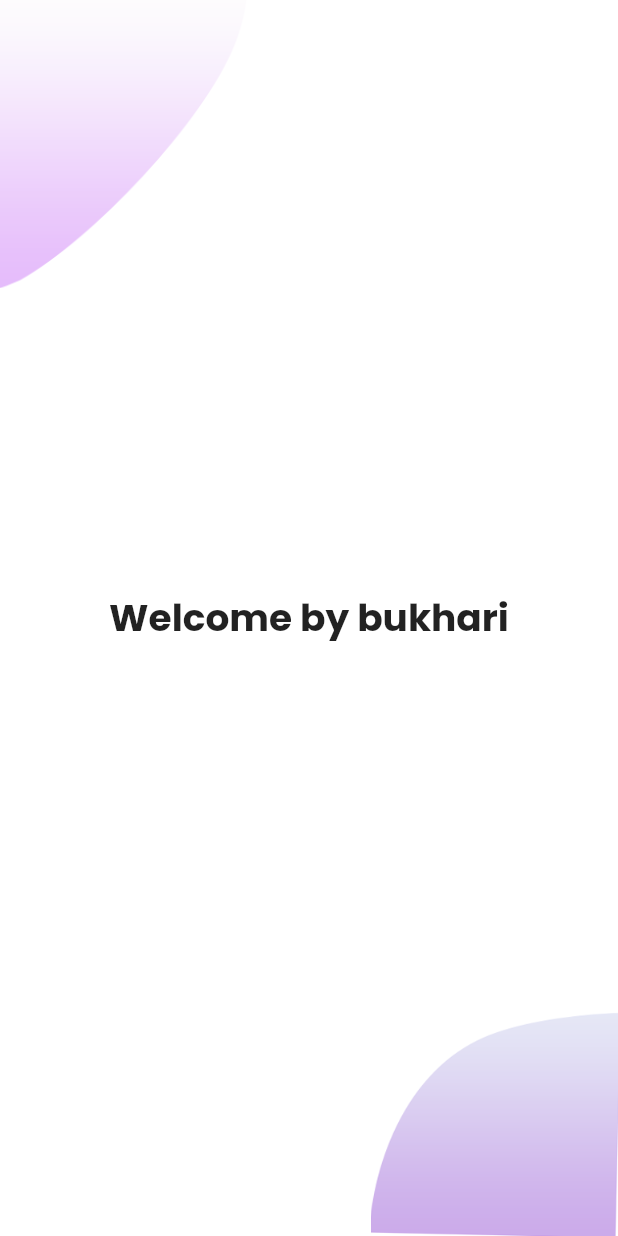
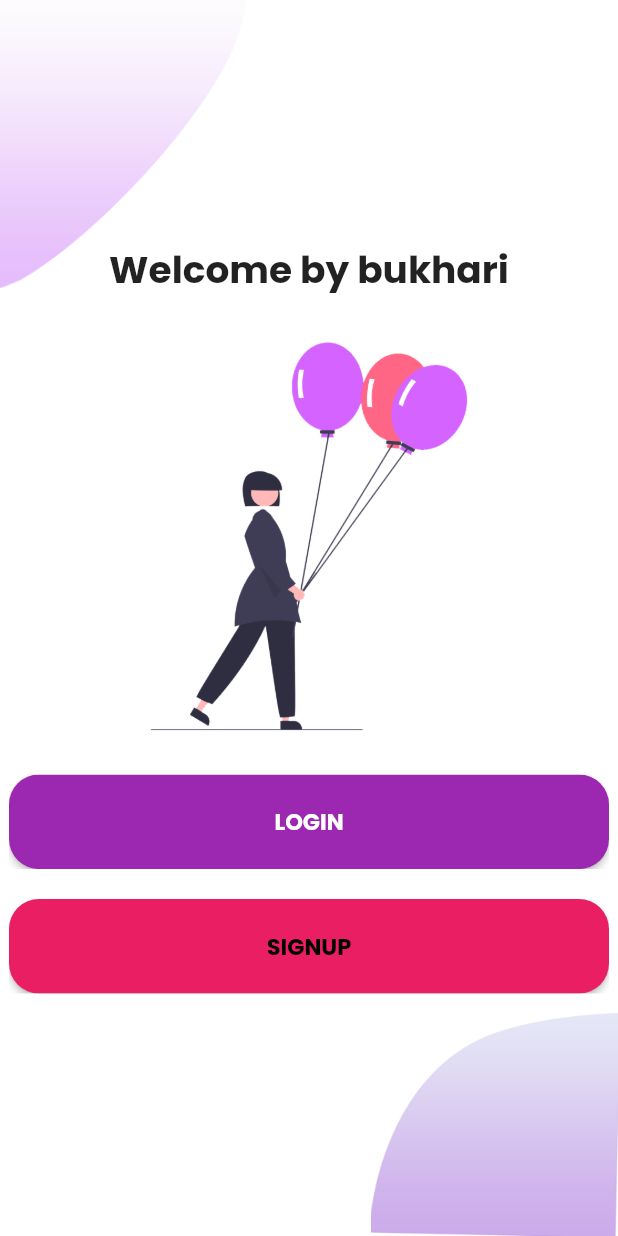
Before and after one commit to alishah514/attendance_management_system, a Flutter app: the screen it shows after launch, on a phone screen of 412 x 824 dp. Run offline on Flutter 3.47's test engine with Material 2 defaults, Android fonts, the phone set to English and light mode, and no system bars; our stand-ins replace google_fonts.

Commit message:
login signup button created day-3 ends

```diff
--- a/lib/view/custom_widget/my_theme.dart
+++ b/lib/view/custom_widget/my_theme.dart
@@ -2,6 +2,9 @@ import 'package:flutter/material.dart';
 import 'package:google_fonts/google_fonts.dart';
 
 class MyTheme {
+  static Color loginButtonColor = Colors.purple;
+  static Color signupButtonColor = Colors.pink;
+
   static ThemeData lightTheme(BuildContext context) => ThemeData(
       canvasColor: Colors.white,
       fontFamily: GoogleFonts.poppins().fontFamily,
--- a/lib/view/welcome/welcome_page.dart
+++ b/lib/view/welcome/welcome_page.dart
@@ -1,5 +1,7 @@
 import 'package:flutter/material.dart';
+import 'package:flutter_application_2/view/custom_widget/my_theme.dart';
 import 'package:flutter_application_2/view/welcome_page/components/background.dart';
+import 'package:flutter_application_2/view/welcome_page/components/customButton.dart';
 
 class WelcomePage extends StatelessWidget {
   const WelcomePage({Key? key}) : super(key: key);
@@ -7,16 +9,47 @@ class WelcomePage extends StatelessWidget {
   Widget build(BuildContext context) {
     return Scaffold(
       body: Background(
+        child: SingleChildScrollView(
           child: Column(
             mainAxisAlignment: MainAxisAlignment.center,
             children: [
-            Text(
+              const Text(
                 "Welcome by bukhari",
                 style: TextStyle(fontSize: 25, fontWeight: FontWeight.bold),
               ),
+              Image.asset(
+                "assets/images/undraw_Balloons.png",
+                width: 300,
+              ),
+              // ignore: sized_box_for_whitespace
+              customButton(
+                buttonColor: MyTheme.loginButtonColor,
+                buttonText: "LOGIN",
+                textColor: Colors.white,
+                handleButtonClick: loginButtonClickHandler,
+              ),
+              // ignore: prefer_const_constructors
+              SizedBox(
+                height: 20,
+              ),
+              customButton(
+                buttonColor: MyTheme.signupButtonColor,
+                buttonText: "SIGNUP",
+                textColor: Colors.black,
+                handleButtonClick: signupButtonClickHandler,
+              )
             ],
+          ),
         ),
       ),
     );
   }
+
+  loginButtonClickHandler() {
+    print("Login Clicked");
   }
+
+  signupButtonClickHandler() {
+    print("Signup Clicked");
+  }
+}
--- /dev/null
+++ b/lib/view/welcome_page/components/customButton.dart
@@ -0,0 +1,47 @@
+import 'package:flutter/material.dart';
+
+class customButton extends StatelessWidget {
+  const customButton({
+    Key? key,
+    required this.buttonColor,
+    required this.buttonText,
+    required this.textColor,
+    required this.handleButtonClick,
+  }) : super(key: key);
+
+  final Color buttonColor;
+  final String buttonText;
+  final Color textColor;
+  final Function handleButtonClick;
+
+  @override
+  Widget build(BuildContext context) {
+    Size size = MediaQuery.of(context).size;
+    return Container(
+      width: 400,
+      child: ClipRRect(
+        child: ElevatedButton(
+          style: ButtonStyle(
+            shape: MaterialStateProperty.all(
+              RoundedRectangleBorder(
+                borderRadius: BorderRadius.circular(20),
+              ),
+            ),
+            padding: MaterialStateProperty.all(
+              const EdgeInsets.symmetric(vertical: 20, horizontal: 20),
+            ),
+            backgroundColor: MaterialStateProperty.all(buttonColor),
+          ),
+          onPressed: () {
+            handleButtonClick();
+          },
+          child: Text(
+            buttonText,
+            style: TextStyle(
+                fontWeight: FontWeight.bold, fontSize: 15, color: textColor),
+          ),
+        ),
+      ),
+    );
+  }
+}
```
Lines whose indentation alone changed are shown as unchanged.
